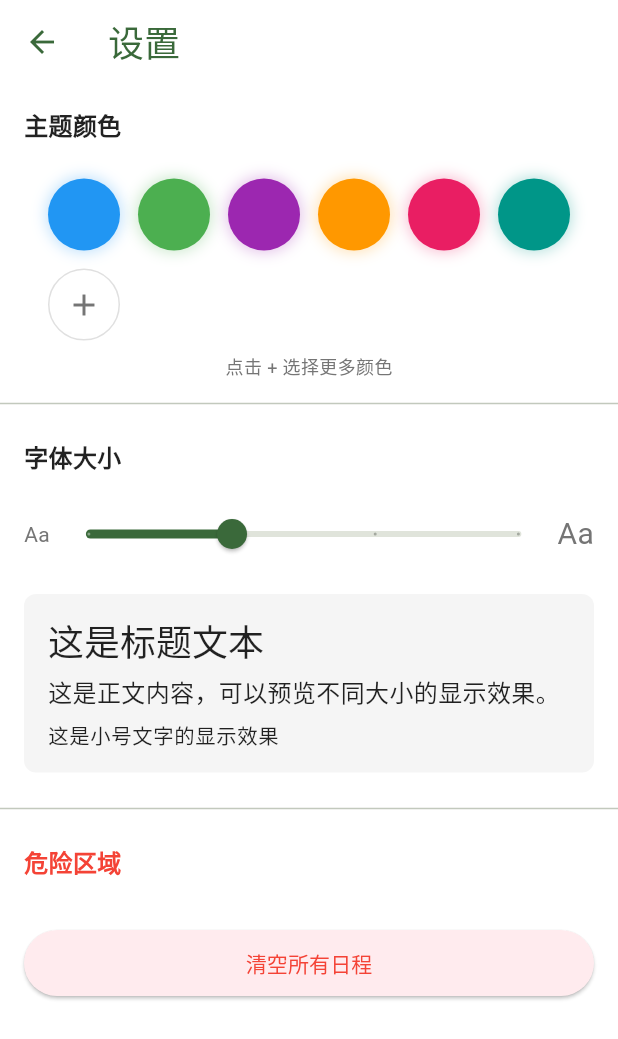
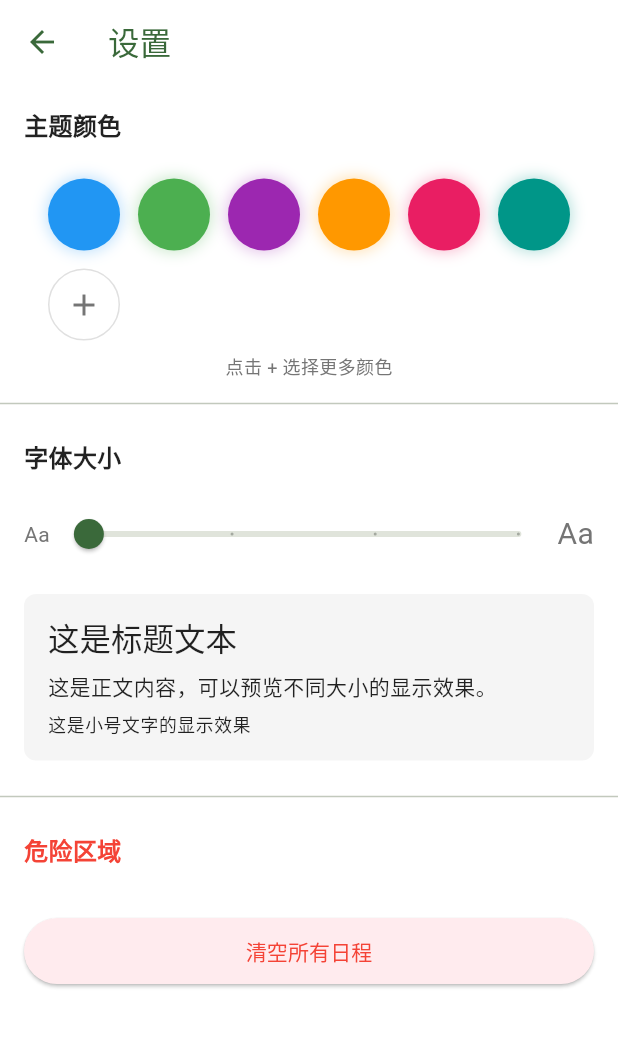
Before and after one commit to 7788ken/Collaborative-Calendar, a Flutter app: the screen it shows after launch, item 3 of the bottom bar chosen, after a tap on "设置", on a phone screen of 412 x 824 dp. Shown: the top 1039 px of the screen. Run offline on Flutter 3.47's test engine with Material 3 defaults, Android fonts, the phone set to English and light mode, and no system bars; our stand-ins replace shared_preferences.

Commit message:
主要修改： 添加字体大小的存储键 添加默认字体大小常量 在初始化时读取保存的字体大小 在更新字体大小时保存到本地 保持其他功能不变

```diff
--- a/lib/main.dart
+++ b/lib/main.dart
@@ -9,11 +9,13 @@ import 'widgets/add_schedule_page.dart';
 // 添加主题状态管理类
 class ThemeProvider with ChangeNotifier {
   static const String _themeColorKey = 'theme_color';
+  static const String _fontSizeKey = 'font_size';  // 添加字体大小的存储键
   static const Color _defaultColor = Color(0xFF90EE90); // 浅绿色
+  static const double _defaultFontSize = 14.0;  // 默认字体大小
 
   SharedPreferences? _prefs;  // 改为可空类型
   Color _primaryColor = _defaultColor;
-  double _fontSize = 16.0;  // 添加字体大小属性
+  double _fontSize = _defaultFontSize;
 
   Color get primaryColor => _primaryColor;
   double get fontSize => _fontSize;
@@ -22,11 +24,19 @@ class ThemeProvider with ChangeNotifier {
   Future<void> init() async {
     try {
       _prefs = await SharedPreferences.getInstance();
+
       // 从本地存储读取主题色
       final colorValue = _prefs?.getInt(_themeColorKey);
       if (colorValue != null) {
         _primaryColor = Color(colorValue);
       }
+
+      // 从本地存储读取字体大小
+      final fontSize = _prefs?.getDouble(_fontSizeKey);
+      if (fontSize != null) {
+        _fontSize = fontSize;
+      }
+
       notifyListeners();
     } catch (e) {
       debugPrint('初始化主题设置失败: $e');
@@ -42,6 +52,7 @@ class ThemeProvider with ChangeNotifier {
 
   void updateFontSize(double size) {
     _fontSize = size;
+    _prefs?.setDouble(_fontSizeKey, size);  // 保存字体大小到本地
     notifyListeners();
   }
 }
--- a/lib/pages/profile/settings_page.dart
+++ b/lib/pages/profile/settings_page.dart
@@ -23,7 +23,7 @@ class _SettingsPageState extends State<SettingsPage> {
 
   // 字体大小选项
   final List<double> _fontSizes = [14, 16, 18, 20];
-  double _selectedFontSize = 16;
+  double _selectedFontSize = 14.0;
 
   // 显示颜色选择器对话框
   void _showColorPicker(BuildContext context) {
--- a/pubspec.yaml
+++ b/pubspec.yaml
@@ -32,6 +32,7 @@ dependencies:
     sdk: flutter
   provider: ^6.1.1
   shared_preferences: ^2.2.2
+  url_launcher: ^6.2.5
 
   # The following adds the Cupertino Icons font to your application.
   # Use with the CupertinoIcons class for iOS style icons.
```
Also changed, not shown: lib/pages/profile/about_page.dart (+25 -4 lines), pubspec.lock, 7 other files.
